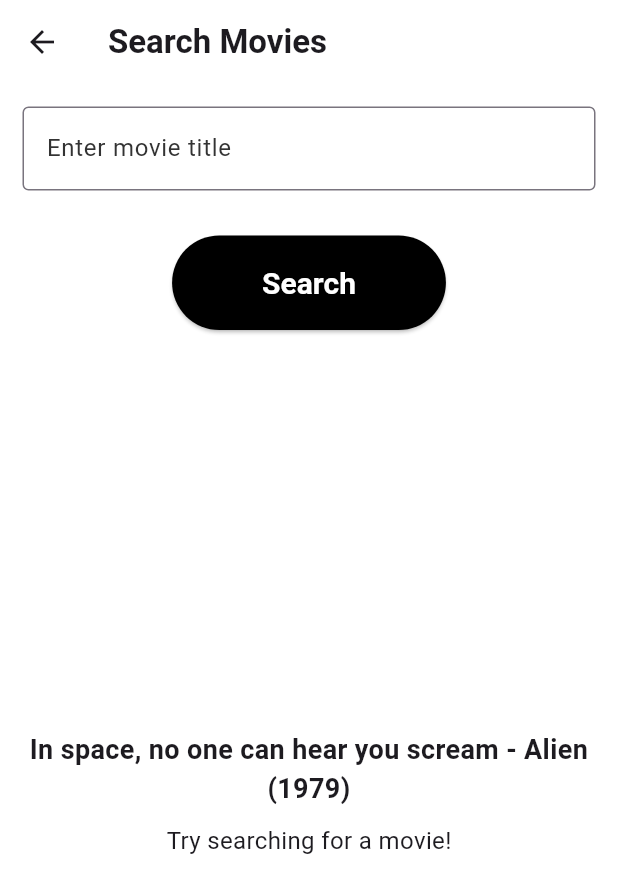
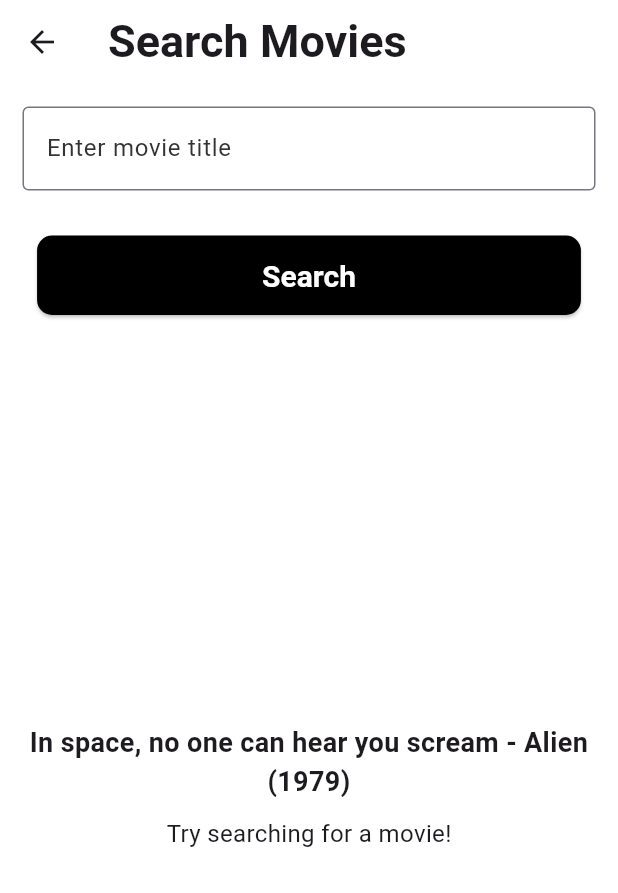
Before and after one commit to xaatu/omdb_api_updated, a Flutter app: the screen it shows after launch, after a tap on "Go to Movie Search Screen", on a phone screen of 412 x 824 dp. Shown: the top 893 px of the screen. Run offline on Flutter 3.47's test engine with Material 3 defaults, Android fonts, the phone set to English and light mode, and no system bars; our stand-ins replace dio; network calls fail.

Commit message:
logo, UI updates

```diff
--- a/lib/home.dart
+++ b/lib/home.dart
@@ -9,21 +9,34 @@ class HomeScreen extends StatefulWidget { // dynamic
 }
 
 class _HomeScreenState extends State<HomeScreen> {
-  int uval = 1; //
-
   @override
   Widget build(BuildContext context) {
     return Scaffold( // scaffold
       appBar: AppBar(
+
         title: const Text(
-          'Home Screen', // page title
+          'SHAPE Movies ▶', // page title
           style: TextStyle(
             fontWeight: FontWeight.bold, // bold font
+            fontSize: 40,
+
           ),
         ),
       ),
-      body: Center(
-        child: ElevatedButton( // raised button
+      body: Padding(
+        padding: const EdgeInsets.all(20.0), // add padding around the body
+        child: Column( // use a column to stack image and button
+          mainAxisAlignment: MainAxisAlignment.center, // center content vertically
+          children: [
+            // image
+            Image.asset(
+              'assets/shapes.png', // image path
+              height: 400,
+              width: 400,
+              fit: BoxFit.cover, // image fit style
+            ),
+            const SizedBox(height: 60), // space between image and button
+            ElevatedButton( // raised button
               onPressed: () {
                 // button directs to MovieSearchScreen
                 Navigator.push(
@@ -37,10 +50,12 @@ class _HomeScreenState extends State<HomeScreen> {
                 padding: const EdgeInsets.symmetric(horizontal: 60, vertical: 20), // button inside padding
                 textStyle: const TextStyle(fontSize: 20, fontWeight: FontWeight.bold), // text style
                 shape: RoundedRectangleBorder(
-              borderRadius: BorderRadius.circular(40), // round corners
+                  borderRadius: BorderRadius.circular(10), // round corners
                 ),
               ),
               child: const Text('Go to Movie Search Screen'), // button text
+            ),
+          ],
         ),
       ),
     );
--- a/lib/movie_details_screen.dart
+++ b/lib/movie_details_screen.dart
@@ -16,7 +16,13 @@ class MovieDetailsScreen extends StatelessWidget {
   Widget build(BuildContext context) {
     return Scaffold(
       appBar: AppBar(
-        title: Text(title), // film title on app bar
+        title: Text(
+          title,
+          style: const TextStyle(
+            fontWeight: FontWeight.bold,
+            fontSize: 30,
+          )
+          ), // film title on app bar
       ),
       body: Padding(
         padding: const EdgeInsets.all(16.0),
--- a/lib/movie_search_screen.dart
+++ b/lib/movie_search_screen.dart
@@ -31,7 +31,8 @@ class MovieSearchScreenState extends State<MovieSearchScreen> {
         title: const Text(
           'Search Movies', // title of page
           style: TextStyle(
-            fontWeight: FontWeight.bold, // bold font
+            fontWeight: FontWeight.bold,
+            fontSize: 30,
           ),
         ),
       ),
@@ -43,7 +44,8 @@ class MovieSearchScreenState extends State<MovieSearchScreen> {
               controller: _searchController, // manage input
               decoration: const InputDecoration(
                 labelText: 'Enter movie title', // placeholder text
-                border: OutlineInputBorder(), // outline border for input text
+                border: OutlineInputBorder( // outline border for input text
+                ),
               ),
             ),
             const SizedBox(height: 30),
@@ -52,10 +54,10 @@ class MovieSearchScreenState extends State<MovieSearchScreen> {
               style: ElevatedButton.styleFrom( // button styling
                 backgroundColor: Colors.black, // button bg colour
                 foregroundColor: Colors.white, // button text colour
-                padding: const EdgeInsets.symmetric(horizontal: 60, vertical: 20), // padding
+                padding: const EdgeInsets.symmetric(horizontal: 150, vertical: 15), // padding
                 textStyle: const TextStyle(fontSize: 20, fontWeight: FontWeight.bold), // text style
                 shape: RoundedRectangleBorder(
-                  borderRadius: BorderRadius.circular(40), // round corners
+                  borderRadius: BorderRadius.circular(10), // round corners
                 ),
               ),
               child: const Text('Search'), // button text
@@ -89,7 +91,7 @@ class MovieSearchScreenState extends State<MovieSearchScreen> {
                         } else if (snapshot.hasError) {
                           return Center(child: Text('Error: ${snapshot.error}'));
                         } else if (!snapshot.hasData || snapshot.data!.isEmpty) {
-                          return const Center(child: Text('404 - Movie not found.')); // find a better reference
+                          return const Center(child: Text('404 - Movie not found.')); // needs a better reference
                         } else {
                           final movies = snapshot.data!;
                           return ListView.builder(
--- a/pubspec.yaml
+++ b/pubspec.yaml
@@ -1,5 +1,5 @@
-name: my_first_app
-description: "A new Flutter project."
+name: omdb_app
+description: "A movie database."
 publish_to: 'none'
 
 version: 1.0.0+1
@@ -20,3 +20,5 @@ dev_dependencies:
 
 flutter:
   uses-material-design: true
+  assets:
+    - assets/shapes.png
```
Also changed, not shown: assets/movie1.jpeg (added), assets/shapemovies.jpg (added), assets/shapes.png (added), 3 other files. Lines whose indentation alone changed are shown as unchanged.
